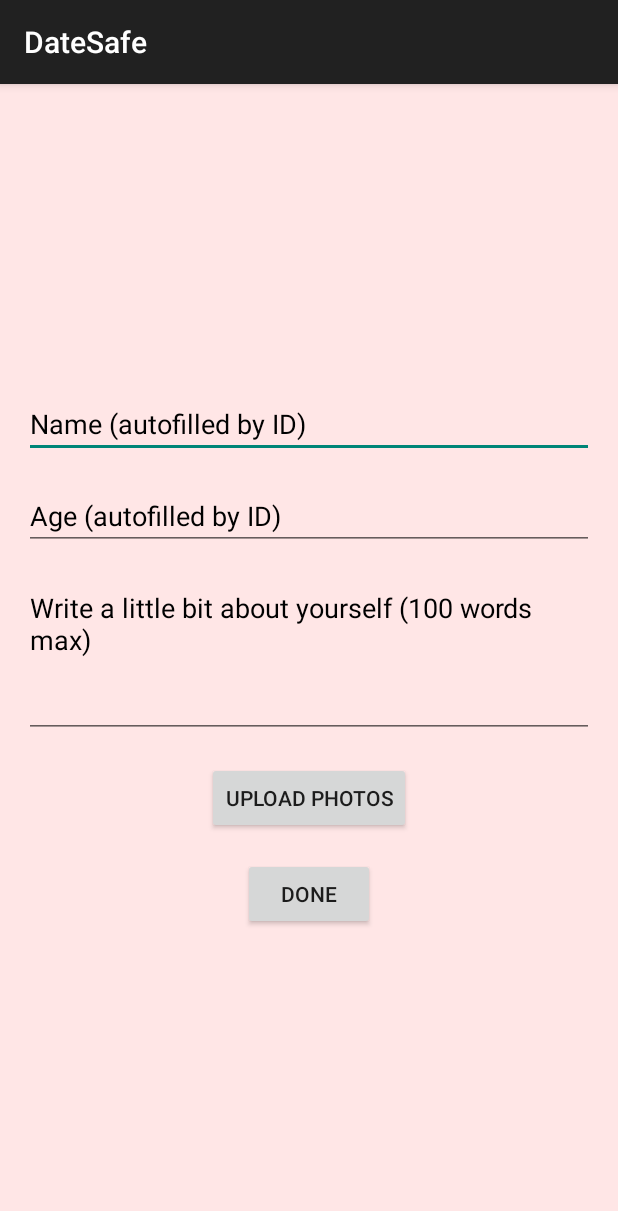
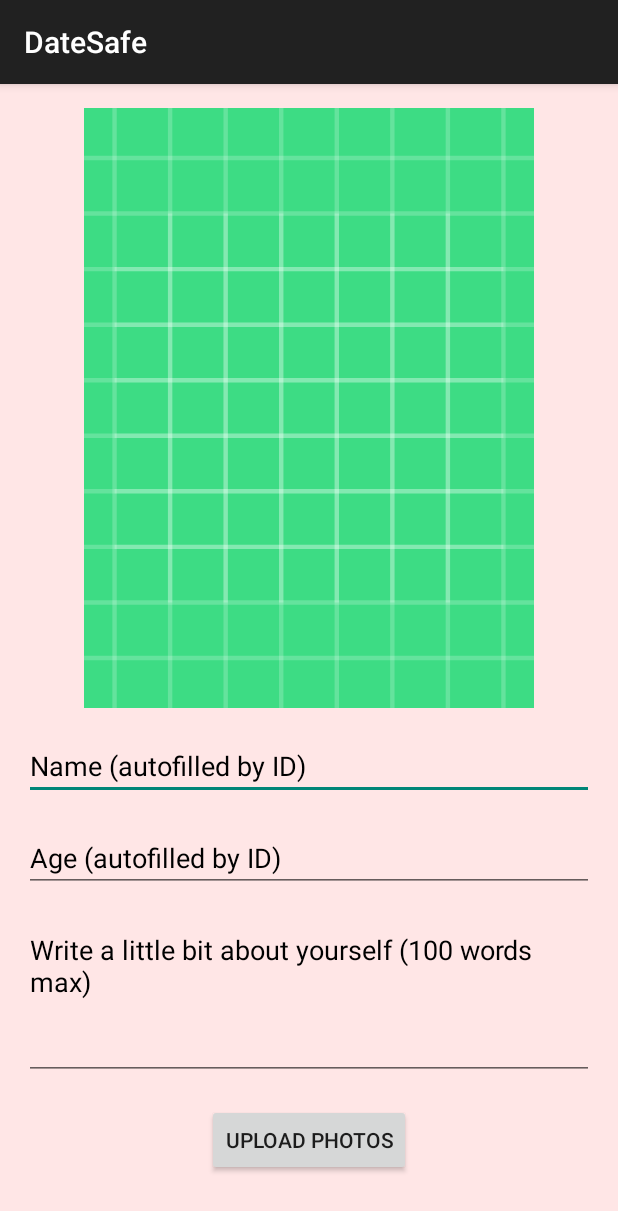
Before and after one commit to joaquin-aw/DateSafe2.0, an Android app: the CreateProfile screen opened directly, with no data from a screen before it, after a tap on "UPLOAD PHOTOS", on a phone screen of 412 x 824 dp. Shown: the top 1211 px of the screen. Run offline under Robolectric (Android 15) with nearby library versions, the phone set to English and light mode, and no system bars.

Commit message:
upload photos

```diff
--- a/app/src/main/java/com/example/datesafe/CreateProfile.java
+++ b/app/src/main/java/com/example/datesafe/CreateProfile.java
@@ -1,12 +1,24 @@
 package com.example.datesafe;
 
 import android.content.Intent;
+import android.content.pm.PackageManager;
+import android.net.Uri;
+import android.os.Build;
 import android.os.Bundle;
+import android.provider.MediaStore;
 import android.widget.Button;
 import android.widget.EditText;
+import android.widget.ImageView;
 import androidx.appcompat.app.AppCompatActivity;
+import androidx.core.app.ActivityCompat;
+import androidx.core.content.ContextCompat;
 
 public class CreateProfile extends AppCompatActivity {
+
+    private static final int PICK_IMAGE_REQUEST = 1;
+    private static final int REQUEST_PERMISSION = 2;
+    private ImageView profileImageView;
+
     @Override
     protected void onCreate(Bundle savedInstanceState) {
         super.onCreate(savedInstanceState);
@@ -14,9 +26,22 @@ public class CreateProfile extends AppCompatActivity {
 
         Button uploadPhotosButton = findViewById(R.id.uploadPhotosButton);
         Button doneButton = findViewById(R.id.doneButton);
+        profileImageView = findViewById(R.id.profileImageView);  // Assuming you have an ImageView to display the selected image
 
         uploadPhotosButton.setOnClickListener(v -> {
-            // Handle photo upload
+            // Check if we have permission to read external storage
+            if (ContextCompat.checkSelfPermission(CreateProfile.this, android.Manifest.permission.READ_EXTERNAL_STORAGE)
+                    == PackageManager.PERMISSION_GRANTED) {
+                // Permission granted, proceed with the image picker
+                openImagePicker();
+            } else {
+                // Permission not granted, request permission
+                if (Build.VERSION.SDK_INT >= Build.VERSION_CODES.M) {
+                    ActivityCompat.requestPermissions(CreateProfile.this,
+                            new String[]{android.Manifest.permission.READ_EXTERNAL_STORAGE},
+                            REQUEST_PERMISSION);
+                }
+            }
         });
 
         doneButton.setOnClickListener(v -> {
@@ -24,4 +49,37 @@ public class CreateProfile extends AppCompatActivity {
             startActivity(intent);
         });
     }
+
+    // Open image picker after permission is granted
+    private void openImagePicker() {
+        Intent intent = new Intent(Intent.ACTION_PICK, MediaStore.Images.Media.EXTERNAL_CONTENT_URI);
+        startActivityForResult(intent, PICK_IMAGE_REQUEST);
+    }
+
+    // Handle the result of the image picker
+    @Override
+    protected void onActivityResult(int requestCode, int resultCode, Intent data) {
+        super.onActivityResult(requestCode, resultCode, data);
+
+        if (requestCode == PICK_IMAGE_REQUEST && resultCode == RESULT_OK && data != null && data.getData() != null) {
+            Uri imageUri = data.getData();
+            // Display the selected image in ImageView
+            profileImageView.setImageURI(imageUri);
+        }
+    }
+
+    // Handle the result of the permission request
+    @Override
+    public void onRequestPermissionsResult(int requestCode, String[] permissions, int[] grantResults) {
+        super.onRequestPermissionsResult(requestCode, permissions, grantResults);
+
+        if (requestCode == REQUEST_PERMISSION) {
+            if (grantResults.length > 0 && grantResults[0] == PackageManager.PERMISSION_GRANTED) {
+                // Permission granted, proceed with the image picker
+                openImagePicker();
+            } else {
+                // Permission denied, you can show a message to the user
+            }
+        }
+    }
 }
--- a/app/src/main/res/layout/activity_create_profile.xml
+++ b/app/src/main/res/layout/activity_create_profile.xml
@@ -7,6 +7,16 @@
     android:gravity="center"
     android:background="#FFE6E6"
     android:padding="16dp">
+
+    <!-- ImageView to display the uploaded photo -->
+    <ImageView
+        android:id="@+id/profileImageView"
+        android:layout_width="300dp"
+        android:layout_height="400dp"
+        android:layout_marginBottom="16dp"
+        android:src="@drawable/ic_launcher_background"
+        android:contentDescription="Profile Image"
+        android:scaleType="centerCrop"/>
 
     <EditText
         android:id="@+id/nameField"
```
